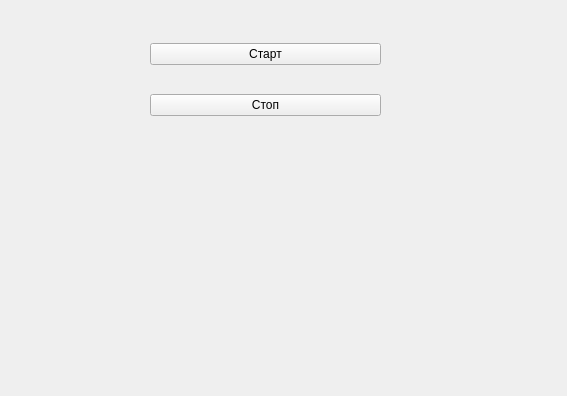
Above: src/gui/exercises/intervalexercisewidget.ui from TFed555/music_trainer before the change. Below: the same form after it.
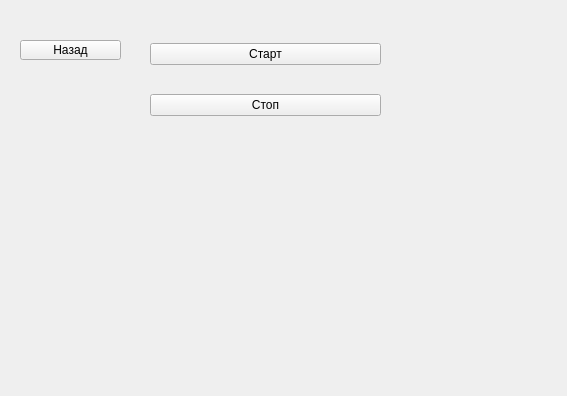
That is the form after the change.

Diff of the .ui file:
```diff
--- a/src/gui/exercises/intervalexercisewidget.ui
+++ b/src/gui/exercises/intervalexercisewidget.ui
@@ -50,6 +50,19 @@
    </property>
    <layout class="QHBoxLayout" name="horizontalLayout"/>
   </widget>
+  <widget class="QPushButton" name="backBtn">
+   <property name="geometry">
+    <rect>
+     <x>20</x>
+     <y>40</y>
+     <width>101</width>
+     <height>20</height>
+    </rect>
+   </property>
+   <property name="text">
+    <string>Назад</string>
+   </property>
+  </widget>
  </widget>
  <resources/>
  <connections/>
```
